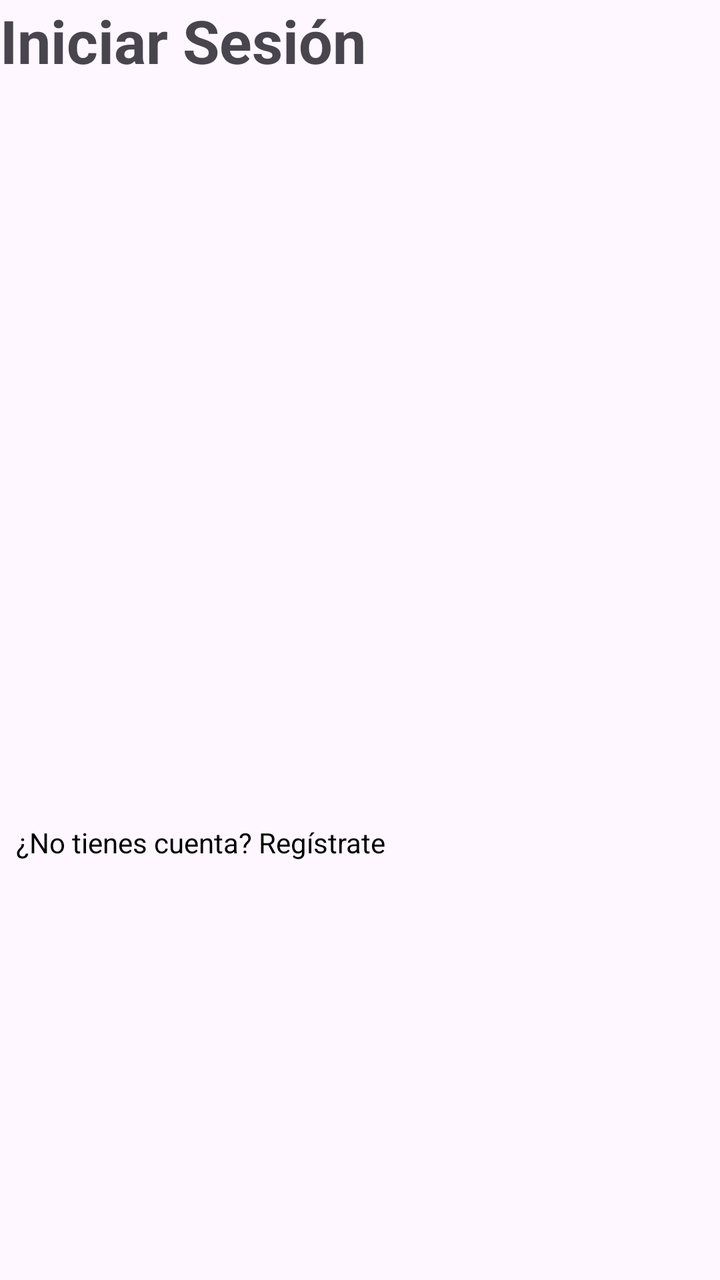
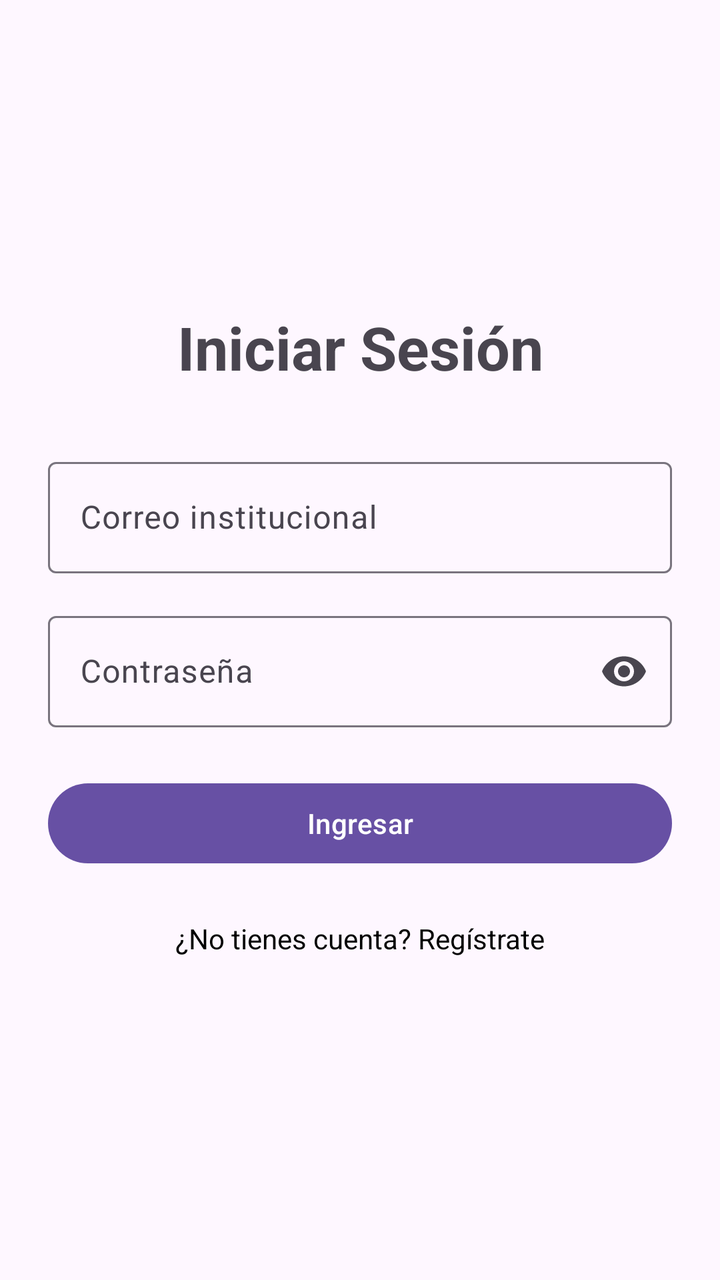

Two renders of the same Android screen: before a commit and after it. Below are the layout's source before the change and the commit's diff.
<!-- AndroidManifest.xml: application theme Theme.Proyecto -->
<!-- res/layout/activity_login_alumno.xml -->
<?xml version="1.0" encoding="utf-8"?>
<com.google.android.material.textfield.TextInputLayout xmlns:android="http://schemas.android.com/apk/res/android"
    xmlns:app="http://schemas.android.com/apk/res-auto"
    xmlns:tools="http://schemas.android.com/tools"
    android:id="@+id/main"
    android:layout_width="match_parent"
    android:layout_height="match_parent"
    tools:context=".LoginAlumnoActivity">

    <TextView
        android:id="@+id/tvTituloLogin"
        android:layout_width="wrap_content"
        android:layout_height="wrap_content"
        android:text="@string/login_titulo"
        android:textSize="30sp"
        android:textStyle="bold"
        app:layout_constraintBottom_toTopOf="@id/tilCorreo"
        app:layout_constraintEnd_toEndOf="parent"
        app:layout_constraintStart_toStartOf="parent"
        app:layout_constraintTop_toTopOf="parent"
        app:layout_constraintVertical_chainStyle="packed" />

    <com.google.android.material.textfield.TextInputLayout
        android:id="@+id/tilCorreo"
        style="?attr/textInputOutlinedStyle"
        android:layout_width="0dp"
        android:layout_height="wrap_content"
        android:layout_marginStart="24dp"
        android:layout_marginTop="32dp"
        android:layout_marginEnd="24dp"
        android:hint="@string/hint_correo"
        app:layout_constraintBottom_toTopOf="@+id/tilPassword"
        app:layout_constraintEnd_toEndOf="parent"
        app:layout_constraintStart_toStartOf="parent"
        app:layout_constraintTop_toBottomOf="@id/tvTituloLogin">

        <com.google.android.material.textfield.TextInputEditText
            android:id="@+id/etCorreo"
            android:layout_width="match_parent"
            android:layout_height="wrap_content"
            android:inputType="textEmailAddress" />
    </com.google.android.material.textfield.TextInputLayout>

    <com.google.android.material.textfield.TextInputLayout
        android:id="@+id/tilPassword"
        style="?attr/textInputOutlinedStyle"
        android:layout_width="0dp"
        android:layout_height="wrap_content"
        android:layout_marginStart="24dp"
        android:layout_marginTop="16dp"
        android:layout_marginEnd="24dp"
        android:hint="@string/hint_password"
        app:endIconMode="password_toggle"
        app:layout_constraintBottom_toTopOf="@+id/btnIngresar"
        app:layout_constraintEnd_toEndOf="parent"
        app:layout_constraintStart_toStartOf="parent"
        app:layout_constraintTop_toBottomOf="@id/tilCorreo">

        <com.google.android.material.textfield.TextInputEditText
            android:id="@+id/etPassword"
            android:layout_width="match_parent"
            android:layout_height="wrap_content"
            android:inputType="textPassword" />
    </com.google.android.material.textfield.TextInputLayout>

    <com.google.android.material.button.MaterialButton
        android:id="@+id/btnIngresar"
        android:layout_width="0dp"
        android:layout_height="wrap_content"
        android:layout_marginStart="24dp"
        android:layout_marginTop="24dp"
        android:layout_marginEnd="24dp"
        android:text="@string/btn_ingresar"
        app:layout_constraintBottom_toTopof="@id/tvIrRegistro"
        app:layout_constraintEnd_toEndOf="parent"
        app:layout_constraintStart_toStartOf="parent"
        app:layout_constraintTop_toBottomOf="@id/tilPassword" />

    <TextView
        android:id="@+id/tvIrRegistro"
        android:layout_width="wrap_content"
        android:layout_height="wrap_content"
        android:layout_marginTop="16dp"
        android:padding="8dp"
        android:text="@string/login_ir_registro"
        android:textColor="@color/black"
        app:layout_constraintBottom_toBottomOf="parent"
        app:layout_constraintEnd_toEndOf="parent"
        app:layout_constraintStart_toStartOf="parent"
        app:layout_constraintTop_toBottomOf="@id/btnIngresar" />

</com.google.android.material.textfield.TextInputLayout>
<!-- resources referenced by this layout -->
<resources>
  <color name="black">#FF000000</color>
  <string name="btn_ingresar">Ingresar</string>
  <string name="hint_correo">Correo institucional</string>
  <string name="hint_password">Contraseña</string>
  <string name="login_ir_registro">¿No tienes cuenta? Regístrate</string>
  <string name="login_titulo">Iniciar Sesión</string>
  <style name="Theme.Proyecto" parent="Base.Theme.Proyecto" />
  <style name="Base.Theme.Proyecto" parent="Theme.Material3.DayNight.NoActionBar">
          
          
      </style>
</resources>

<!-- the commit's change to res/layout/activity_login_alumno.xml (unified diff, before → after) -->
@@ -1,5 +1,5 @@
 <?xml version="1.0" encoding="utf-8"?>
-<com.google.android.material.textfield.TextInputLayout xmlns:android="http://schemas.android.com/apk/res/android"
+<androidx.constraintlayout.widget.ConstraintLayout xmlns:android="http://schemas.android.com/apk/res/android"
     xmlns:app="http://schemas.android.com/apk/res-auto"
     xmlns:tools="http://schemas.android.com/tools"
     android:id="@+id/main"
@@ -71,7 +71,7 @@
         android:layout_marginTop="24dp"
         android:layout_marginEnd="24dp"
         android:text="@string/btn_ingresar"
-        app:layout_constraintBottom_toTopof="@id/tvIrRegistro"
+        app:layout_constraintBottom_toTopOf="@id/tvIrRegistro"
         app:layout_constraintEnd_toEndOf="parent"
         app:layout_constraintStart_toStartOf="parent"
         app:layout_constraintTop_toBottomOf="@id/tilPassword" />
@@ -89,4 +89,4 @@
         app:layout_constraintStart_toStartOf="parent"
         app:layout_constraintTop_toBottomOf="@id/btnIngresar" />
 
-</com.google.android.material.textfield.TextInputLayout>
+</androidx.constraintlayout.widget.ConstraintLayout>
